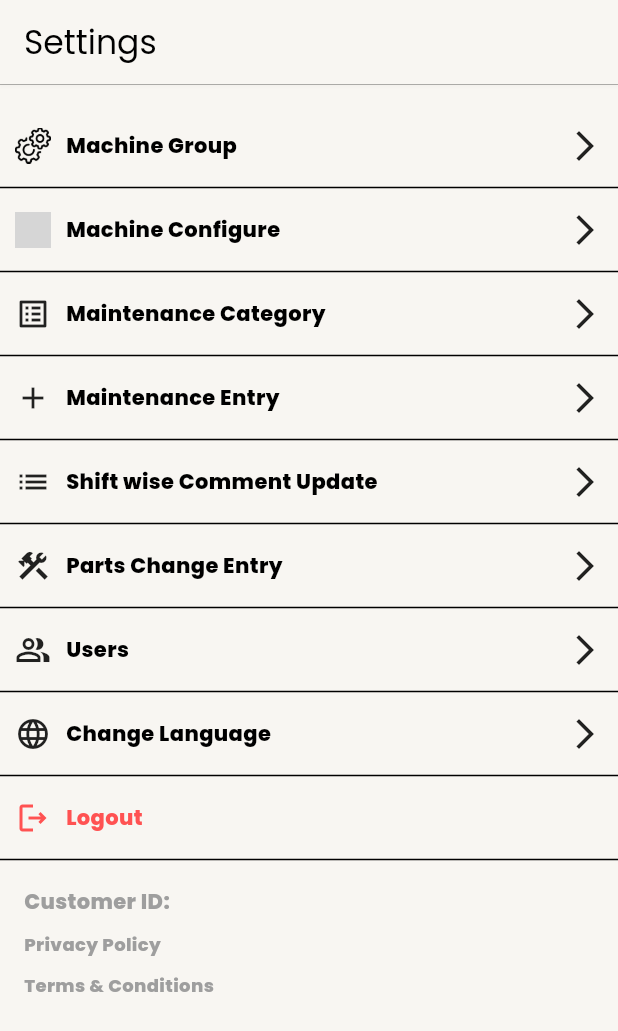
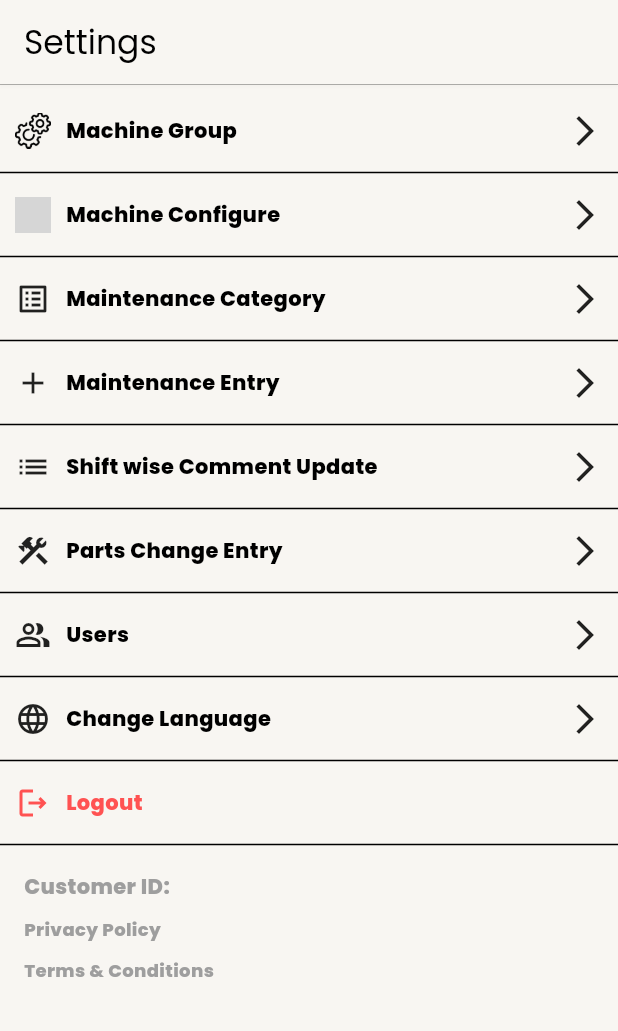
Before and after one commit to ParthDhankecha/trackweaving-app, a Flutter app: the SettingsScreen screen opened directly, on a phone screen of 412 x 824 dp. Shown: the top 1031 px of the screen. Run offline on Flutter 3.47's test engine with Material 3 defaults, Android fonts, the phone set to English and light mode, and no system bars; our stand-ins replace animated_toggle_switch, firebase_core, firebase_messaging, flutter_local_notifications, flutter_svg, get and 7 more; missing offline and left inert: blinker; accounts and stored records are empty; network calls fail; project files that could hold a hidden picture were left out; grey boxes are pictures that could not be loaded.

Commit message:
code refactor -v16 updates

```diff
--- a/lib/controllers/dashboard_controller.dart
+++ b/lib/controllers/dashboard_controller.dart
@@ -98,7 +98,7 @@ class DashBoardController extends GetxController implements GetxService {
 
       latestAppVersion.value = Platform.isAndroid
           ? data['androidVersion'] ?? packageInfo.version
-          : data['iosVersion'] ?? '1.1.0';
+          : data['iosVersion'] ?? packageInfo.version;
 
       forceUpdate.value = Platform.isAndroid
           ? data['androidForceUpdate'] ?? false
--- a/lib/screens/settings_screen/settings_screen.dart
+++ b/lib/screens/settings_screen/settings_screen.dart
@@ -38,7 +38,7 @@ class _SettingsScreenState extends State<SettingsScreen> {
         child: Column(
           children: [
             Divider(height: 1, thickness: 0.2),
-            SizedBox(height: 20),
+            SizedBox(height: 10),
             _settingsRow(
               title: 'machine_group',
               image: AppImages.imgSettings,
--- a/pubspec.yaml
+++ b/pubspec.yaml
@@ -5,7 +5,7 @@ description: "A new Flutter project.  name need to be change"
 publish_to: 'none' # Remove this line if you wish to publish to pub.dev
 
 
-version: 1.0.5+15
+version: 1.0.6+16
 
 environment:
   sdk: ^3.9.2
```
Also changed, not shown: lib/screens/dashboard/dashboard_screen.dart (+12 -8 lines).
